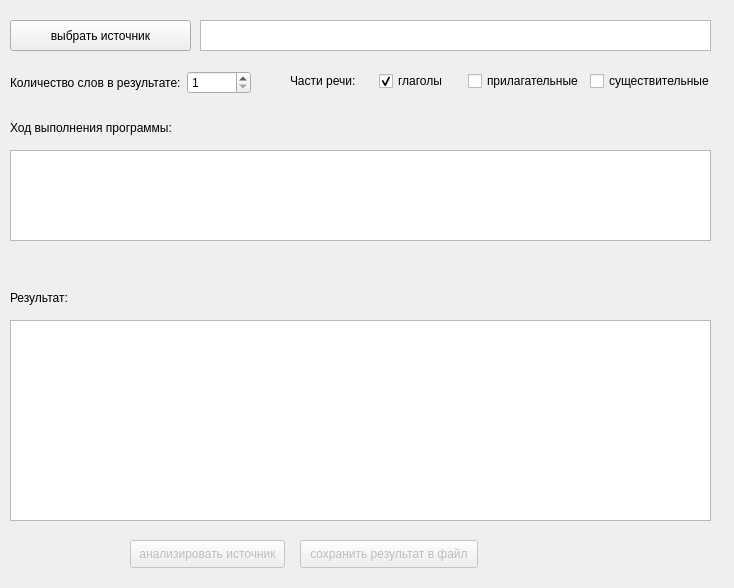
First picture: the form in interface.ui, repository nakodil/text_frequency_analyzer, before the edit.
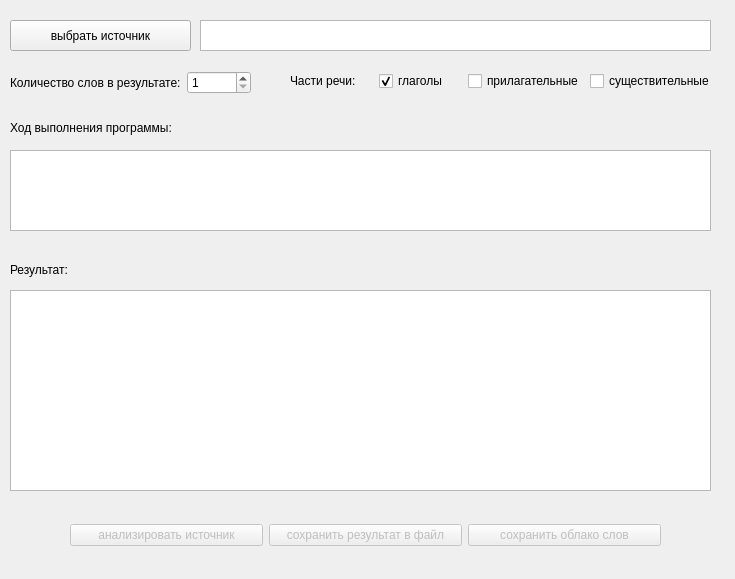
Second picture: the form after the edit.

Commit message: Добавил кнопку сохранения облака слов в файл

```diff
--- a/interface.ui
+++ b/interface.ui
@@ -6,37 +6,21 @@
    <rect>
     <x>0</x>
     <y>0</y>
-    <width>734</width>
-    <height>588</height>
+    <width>735</width>
+    <height>579</height>
    </rect>
   </property>
   <property name="windowTitle">
    <string>Частотный анализатор текста</string>
   </property>
   <widget class="QWidget" name="centralwidget">
-   <widget class="QPushButton" name="analyze">
-    <property name="enabled">
-     <bool>false</bool>
-    </property>
-    <property name="geometry">
-     <rect>
-      <x>130</x>
-      <y>540</y>
-      <width>155</width>
-      <height>28</height>
-     </rect>
-    </property>
-    <property name="text">
-     <string>анализировать источник</string>
-    </property>
-   </widget>
    <widget class="QListWidget" name="message">
     <property name="geometry">
      <rect>
       <x>10</x>
       <y>150</y>
       <width>701</width>
-      <height>91</height>
+      <height>81</height>
      </rect>
     </property>
     <property name="wordWrap">
@@ -70,7 +54,7 @@
     <property name="geometry">
      <rect>
       <x>10</x>
-      <y>320</y>
+      <y>290</y>
       <width>701</width>
       <height>201</height>
      </rect>
@@ -96,34 +80,15 @@
     <property name="geometry">
      <rect>
       <x>10</x>
-      <y>290</y>
+      <y>260</y>
       <width>64</width>
-      <height>16</height>
+      <height>20</height>
      </rect>
     </property>
     <property name="text">
      <string>Результат:</string>
     </property>
    </widget>
-   <widget class="QPushButton" name="save_result_to_file">
-    <property name="enabled">
-     <bool>false</bool>
-    </property>
-    <property name="geometry">
-     <rect>
-      <x>300</x>
-      <y>540</y>
-      <width>178</width>
-      <height>28</height>
-     </rect>
-    </property>
-    <property name="text">
-     <string>сохранить результат в файл</string>
-    </property>
-    <property name="flat">
-     <bool>false</bool>
-    </property>
-   </widget>
    <widget class="QWidget" name="horizontalLayoutWidget">
     <property name="geometry">
      <rect>
@@ -196,6 +161,51 @@
      </item>
     </layout>
    </widget>
+   <widget class="QWidget" name="horizontalLayoutWidget_3">
+    <property name="geometry">
+     <rect>
+      <x>70</x>
+      <y>520</y>
+      <width>591</width>
+      <height>30</height>
+     </rect>
+    </property>
+    <layout class="QHBoxLayout" name="horizontalLayout_3">
+     <item>
+      <widget class="QPushButton" name="analyze">
+       <property name="enabled">
+        <bool>false</bool>
+       </property>
+       <property name="text">
+        <string>анализировать источник</string>
+       </property>
+      </widget>
+     </item>
+     <item>
+      <widget class="QPushButton" name="save_result_to_file">
+       <property name="enabled">
+        <bool>false</bool>
+       </property>
+       <property name="text">
+        <string>сохранить результат в файл</string>
+       </property>
+       <property name="flat">
+        <bool>false</bool>
+       </property>
+      </widget>
+     </item>
+     <item>
+      <widget class="QPushButton" name="make_wordcloud">
+       <property name="enabled">
+        <bool>false</bool>
+       </property>
+       <property name="text">
+        <string>сохранить облако слов</string>
+       </property>
+      </widget>
+     </item>
+    </layout>
+   </widget>
   </widget>
  </widget>
  <resources/>
```
